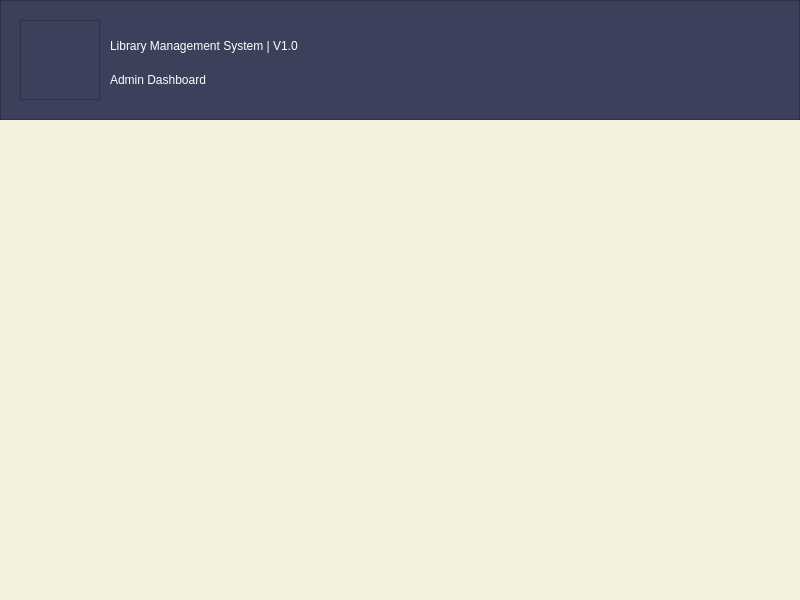
Old version of the form mainwindow.ui in the repository kianmajl/Library.
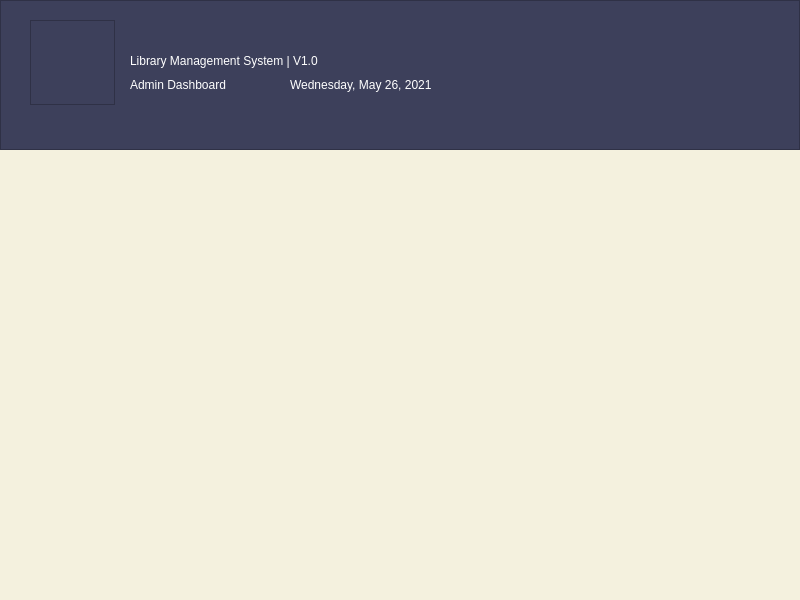
New version of the form. Icons and pictures are not drawn.

Commit message: Design Admin Dashboard

Diff of the .ui file:
```diff
--- a/mainwindow.ui
+++ b/mainwindow.ui
@@ -51,7 +51,7 @@
       <x>0</x>
       <y>0</y>
       <width>800</width>
-      <height>120</height>
+      <height>150</height>
      </rect>
     </property>
     <property name="styleSheet">
@@ -67,10 +67,10 @@
     <widget class="QFrame" name="frame">
      <property name="geometry">
       <rect>
-       <x>20</x>
+       <x>30</x>
        <y>20</y>
-       <width>80</width>
-       <height>80</height>
+       <width>85</width>
+       <height>85</height>
       </rect>
      </property>
      <property name="styleSheet">
@@ -86,8 +86,8 @@
     <widget class="QLabel" name="label_title">
      <property name="geometry">
       <rect>
-       <x>110</x>
-       <y>30</y>
+       <x>130</x>
+       <y>45</y>
        <width>451</width>
        <height>31</height>
       </rect>
@@ -102,10 +102,10 @@
     <widget class="QLabel" name="label">
      <property name="geometry">
       <rect>
-       <x>110</x>
-       <y>70</y>
-       <width>321</width>
-       <height>19</height>
+       <x>130</x>
+       <y>75</y>
+       <width>320</width>
+       <height>20</height>
       </rect>
      </property>
      <property name="styleSheet">
@@ -115,6 +115,22 @@
       <string>Admin Dashboard</string>
      </property>
     </widget>
+    <widget class="QLabel" name="label_time">
+     <property name="geometry">
+      <rect>
+       <x>290</x>
+       <y>75</y>
+       <width>191</width>
+       <height>20</height>
+      </rect>
+     </property>
+     <property name="styleSheet">
+      <string notr="true">font: 25 8pt &quot;IRANYekan Light&quot;;</string>
+     </property>
+     <property name="text">
+      <string>Wednesday, May 26, 2021</string>
+     </property>
+    </widget>
    </widget>
   </widget>
   <widget class="QStatusBar" name="statusbar"/>
```
Left out of the diff: 10 changed lines with no effect on the pictures. The commit also changes 3 other files.
